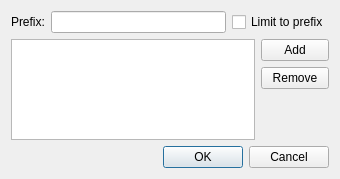
First picture: the form in src/plugins/help/remotehelpfilter.ui, repository qt-creator/qt-creator, before the edit.
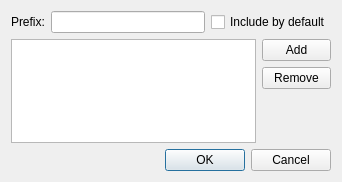
Second picture: the form after the edit.

The edit to the form file:
```diff
--- a/src/plugins/help/remotehelpfilter.ui
+++ b/src/plugins/help/remotehelpfilter.ui
@@ -6,8 +6,8 @@
    <rect>
     <x>0</x>
     <y>0</y>
-    <width>340</width>
-    <height>179</height>
+    <width>342</width>
+    <height>182</height>
    </rect>
   </property>
   <property name="windowTitle">
@@ -51,7 +51,7 @@
         </sizepolicy>
        </property>
        <property name="text">
-        <string>Limit to prefix</string>
+        <string notr="true">Include by default</string>
        </property>
       </widget>
      </item>
```
Left out of the diff: 8 changed lines with no effect on the pictures.
